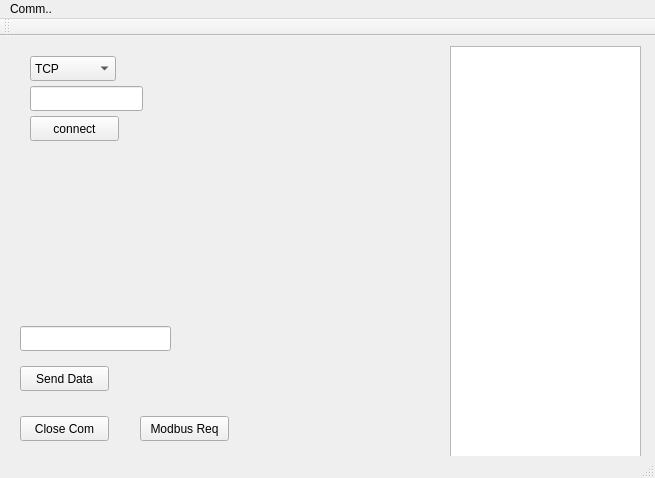
First picture: the form in mainwindow.ui, repository abhi-sensoviz/CommModule, before the edit.
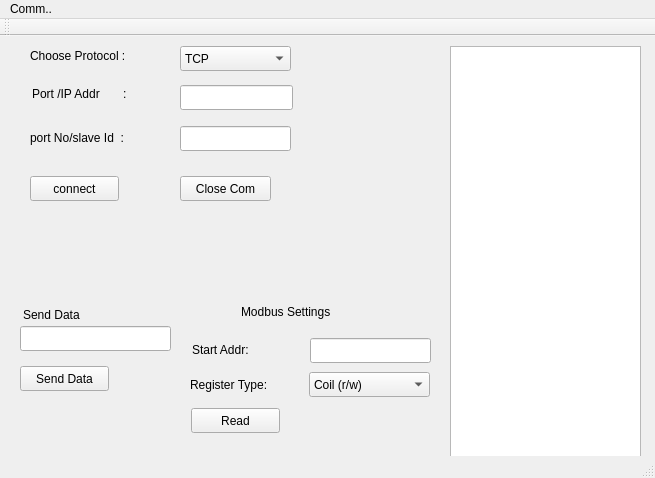
Second picture: the form after the edit.

Diff of the .ui file:
```diff
--- a/mainwindow.ui
+++ b/mainwindow.ui
@@ -34,7 +34,7 @@
     <property name="geometry">
      <rect>
       <x>30</x>
-      <y>80</y>
+      <y>140</y>
       <width>89</width>
       <height>25</height>
      </rect>
@@ -56,9 +56,9 @@
    <widget class="QPushButton" name="btnClose">
     <property name="geometry">
      <rect>
-      <x>20</x>
-      <y>380</y>
-      <width>89</width>
+      <x>180</x>
+      <y>140</y>
+      <width>91</width>
       <height>25</height>
      </rect>
     </property>
@@ -79,8 +79,8 @@
    <widget class="QLineEdit" name="portname">
     <property name="geometry">
      <rect>
-      <x>30</x>
-      <y>50</y>
+      <x>180</x>
+      <y>49</y>
       <width>113</width>
       <height>25</height>
      </rect>
@@ -89,9 +89,9 @@
    <widget class="QComboBox" name="comboBox">
     <property name="geometry">
      <rect>
-      <x>30</x>
-      <y>20</y>
-      <width>86</width>
+      <x>180</x>
+      <y>10</y>
+      <width>111</width>
       <height>25</height>
      </rect>
     </property>
@@ -119,14 +119,155 @@
    <widget class="QPushButton" name="btnReq">
     <property name="geometry">
      <rect>
-      <x>140</x>
-      <y>380</y>
+      <x>191</x>
+      <y>372</y>
       <width>89</width>
       <height>25</height>
      </rect>
     </property>
     <property name="text">
-     <string>Modbus Req</string>
+     <string>Read</string>
+    </property>
+   </widget>
+   <widget class="QLineEdit" name="strtAddr">
+    <property name="geometry">
+     <rect>
+      <x>310</x>
+      <y>302</y>
+      <width>121</width>
+      <height>25</height>
+     </rect>
+    </property>
+   </widget>
+   <widget class="QLabel" name="label">
+    <property name="geometry">
+     <rect>
+      <x>192</x>
+      <y>305</y>
+      <width>91</width>
+      <height>17</height>
+     </rect>
+    </property>
+    <property name="text">
+     <string>Start Addr:</string>
+    </property>
+   </widget>
+   <widget class="QComboBox" name="regType">
+    <property name="geometry">
+     <rect>
+      <x>309</x>
+      <y>336</y>
+      <width>121</width>
+      <height>25</height>
+     </rect>
+    </property>
+    <item>
+     <property name="text">
+      <string>Coil (r/w)</string>
+     </property>
+    </item>
+    <item>
+     <property name="text">
+      <string>Holding Register (r/w)</string>
+     </property>
+    </item>
+    <item>
+     <property name="text">
+      <string>Input Register (read only)</string>
+     </property>
+    </item>
+    <item>
+     <property name="text">
+      <string>Discreet Inputs (read only)</string>
+     </property>
+    </item>
+   </widget>
+   <widget class="QLabel" name="label_2">
+    <property name="geometry">
+     <rect>
+      <x>190</x>
+      <y>340</y>
+      <width>111</width>
+      <height>17</height>
+     </rect>
+    </property>
+    <property name="text">
+     <string>Register Type:</string>
+    </property>
+   </widget>
+   <widget class="QLabel" name="label_3">
+    <property name="geometry">
+     <rect>
+      <x>241</x>
+      <y>260</y>
+      <width>141</width>
+      <height>31</height>
+     </rect>
+    </property>
+    <property name="text">
+     <string>Modbus Settings</string>
+    </property>
+   </widget>
+   <widget class="QLabel" name="label_5">
+    <property name="geometry">
+     <rect>
+      <x>32</x>
+      <y>49</y>
+      <width>121</width>
+      <height>17</height>
+     </rect>
+    </property>
+    <property name="text">
+     <string>Port /IP Addr       :</string>
+    </property>
+   </widget>
+   <widget class="QLabel" name="label_6">
+    <property name="geometry">
+     <rect>
+      <x>23</x>
+      <y>270</y>
+      <width>111</width>
+      <height>17</height>
+     </rect>
+    </property>
+    <property name="text">
+     <string>Send Data</string>
+    </property>
+   </widget>
+   <widget class="QLineEdit" name="portNo">
+    <property name="geometry">
+     <rect>
+      <x>180</x>
+      <y>90</y>
+      <width>111</width>
+      <height>25</height>
+     </rect>
+    </property>
+   </widget>
+   <widget class="QLabel" name="label_7">
+    <property name="geometry">
+     <rect>
+      <x>30</x>
+      <y>93</y>
+      <width>121</width>
+      <height>17</height>
+     </rect>
+    </property>
+    <property name="text">
+     <string>port No/slave Id  :</string>
+    </property>
+   </widget>
+   <widget class="QLabel" name="label_4">
+    <property name="geometry">
+     <rect>
+      <x>30</x>
+      <y>12</y>
+      <width>121</width>
+      <height>16</height>
+     </rect>
+    </property>
+    <property name="text">
+     <string>Choose Protocol :</string>
     </property>
    </widget>
   </widget>
```
